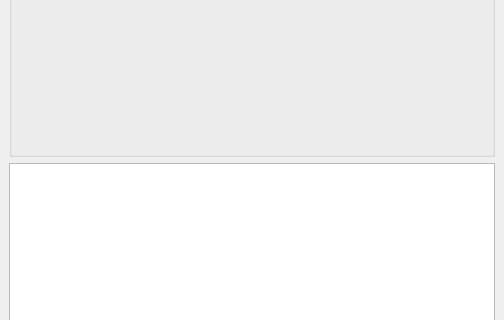
Mayaenite/Maya, file Scripts/Tools/Vray_Scene_States_Manager/Vray_Scene_State_Viewer.ui: the form before one commit; both pictures show x 0 to 504 and y 180 to 500 of the 504 by 646 pixel window.
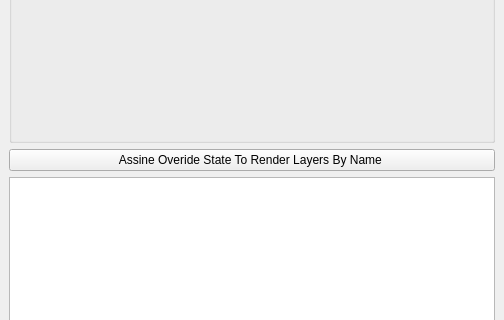
The form after the commit. Custom widgets are drawn as their Qt base class.

Commit message: New Vray States Viewer Build

Diff of the .ui file:
```diff
--- a/Scripts/Tools/Vray_Scene_States_Manager/Vray_Scene_State_Viewer.ui
+++ b/Scripts/Tools/Vray_Scene_States_Manager/Vray_Scene_State_Viewer.ui
@@ -60,6 +60,13 @@
       </layout>
      </widget>
     </item>
+    <item>
+     <widget class="QPushButton" name="pushButton">
+      <property name="text">
+       <string>Assine Overide State To Render Layers By Name </string>
+      </property>
+     </widget>
+    </item>
     <item>
      <widget class="Asset_Tree_View" name="entity_tree_view">
       <property name="editTriggers">
@@ -102,6 +109,12 @@
     <slot>rebuild_grid(QStandardItem*)</slot>
    </slots>
   </customwidget>
+  <customwidget>
+   <class>Vray_Scene_States_Viewer_MainWindow</class>
+   <extends>QMainWindow</extends>
+   <header>Scripts.Tools.Vray_Scene_States_Manager</header>
+   <container>1</container>
+  </customwidget>
  </customwidgets>
  <resources/>
  <connections/>
```
Left out of the diff: 24 changed lines with no effect on the pictures. The commit also changes 1 other file.
